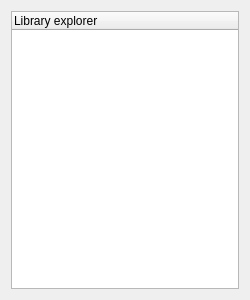
Old version of the form src/libraryexplorer.ui in the repository ZADNE/icp2021.
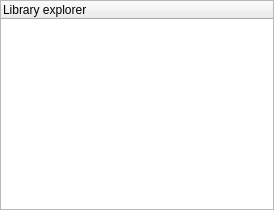
New version of the form.

The edit to the form file:
```diff
--- a/src/libraryexplorer.ui
+++ b/src/libraryexplorer.ui
@@ -6,14 +6,26 @@
    <rect>
     <x>0</x>
     <y>0</y>
-    <width>250</width>
-    <height>300</height>
+    <width>274</width>
+    <height>210</height>
    </rect>
   </property>
   <property name="windowTitle">
    <string>Form</string>
   </property>
   <layout class="QVBoxLayout" name="verticalLayout">
+   <property name="leftMargin">
+    <number>0</number>
+   </property>
+   <property name="topMargin">
+    <number>0</number>
+   </property>
+   <property name="rightMargin">
+    <number>0</number>
+   </property>
+   <property name="bottomMargin">
+    <number>0</number>
+   </property>
    <item>
     <widget class="QTreeWidget" name="view">
      <property name="contextMenuPolicy">
```
Left out of the diff: 20 changed lines with no effect on the pictures.
